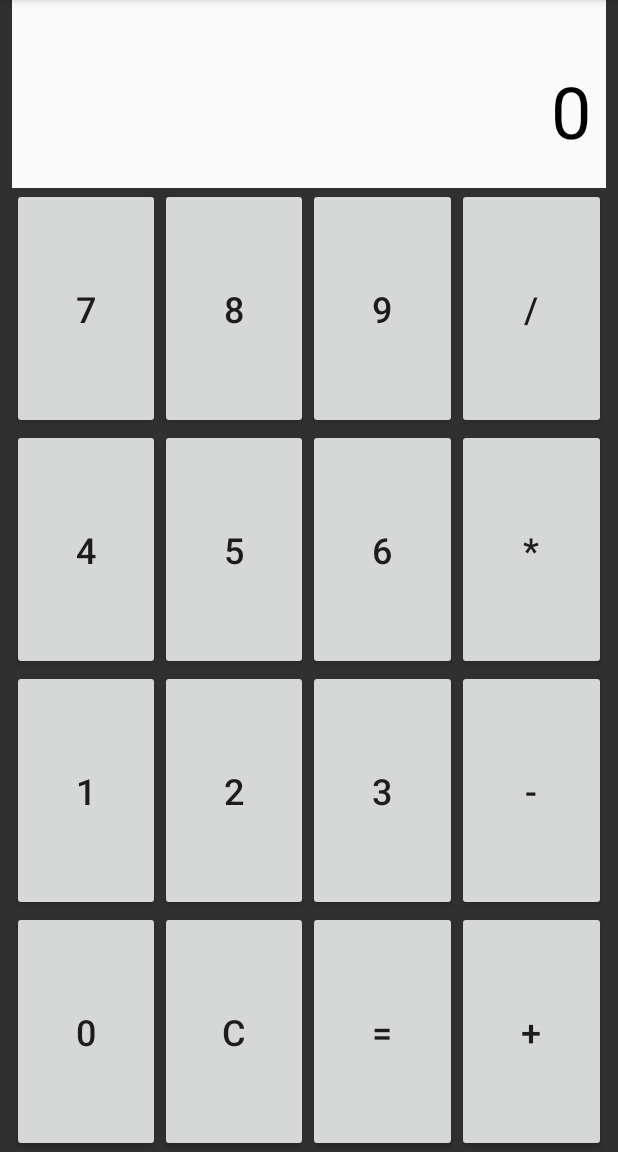
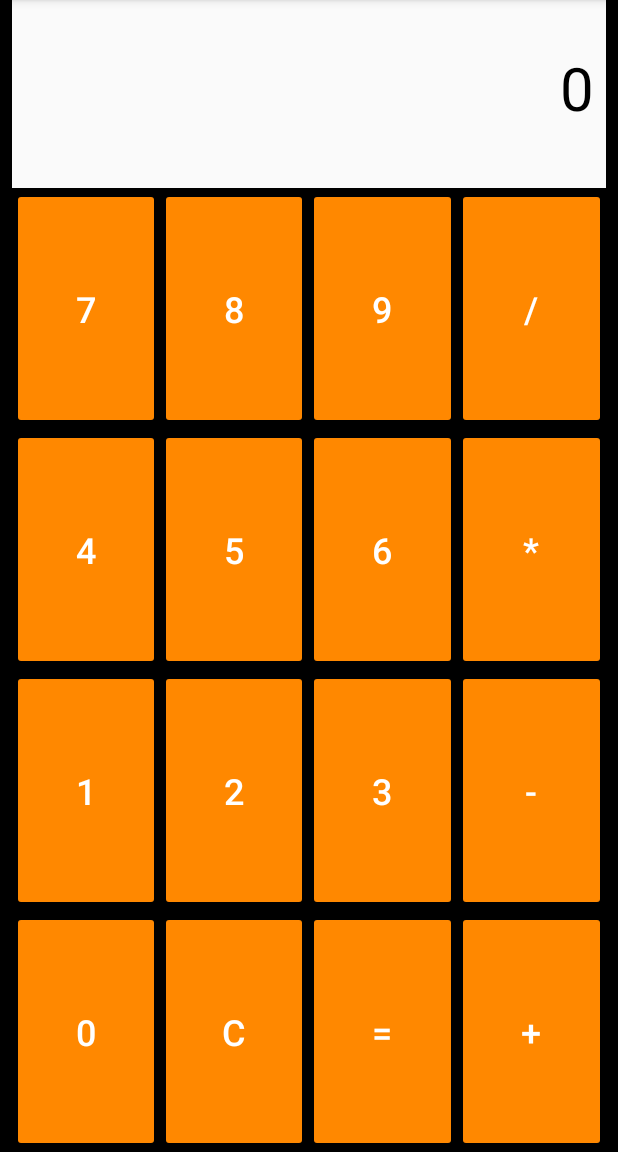
Before and after one commit to Chaseos/TDDKotlinCalculator, an Android app: the screen it shows after launch (CalcActivity), after a tap on an icon or button, on a phone screen of 412 x 824 dp, the part 84-1236 px from its top. Run offline under Robolectric (Android 15) with nearby library versions, the phone set to English and light mode, and no system bars.

```diff
--- a/app/src/main/java/com/chase/tddkotlincalculator/CalcActivity.kt
+++ b/app/src/main/java/com/chase/tddkotlincalculator/CalcActivity.kt
@@ -10,7 +10,7 @@ import com.chase.tddkotlincalculator.presenter.CalcPresenter
 class CalcActivity : AppCompatActivity(), View.OnClickListener, CalcView {
     private lateinit var topDisplay: TextView
     private lateinit var bottomDisplay: TextView
-    private lateinit var calcPresenter : CalcPresenter
+    private lateinit var calcPresenter: CalcPresenter
 
     override fun onCreate(savedInstanceState: Bundle?) {
         super.onCreate(savedInstanceState)
@@ -59,43 +59,38 @@ class CalcActivity : AppCompatActivity(), View.OnClickListener, CalcView {
         bottomDisplay.text = result
     }
 
-    override fun clearDisplays() {
-        topDisplay.text = ""
-        bottomDisplay.text = "0"
-    }
-
     override fun onClick(view: View?) {
         when (view?.id) {
-            R.id.btn_0 -> calcPresenter.checkToAppendBottom(getString(R.string.btn_0),
+            R.id.btn_0 -> calcPresenter.checkAndAppendBottom(getString(R.string.btn_0),
                     bottomDisplay.text as String, topDisplay.text as String)
-            R.id.btn_1 -> calcPresenter.checkToAppendBottom(getString(R.string.btn_1),
+            R.id.btn_1 -> calcPresenter.checkAndAppendBottom(getString(R.string.btn_1),
                     bottomDisplay.text as String, topDisplay.text as String)
-            R.id.btn_2 -> calcPresenter.checkToAppendBottom(getString(R.string.btn_2),
+            R.id.btn_2 -> calcPresenter.checkAndAppendBottom(getString(R.string.btn_2),
                     bottomDisplay.text as String, topDisplay.text as String)
-            R.id.btn_3 -> calcPresenter.checkToAppendBottom(getString(R.string.btn_3),
+            R.id.btn_3 -> calcPresenter.checkAndAppendBottom(getString(R.string.btn_3),
                     bottomDisplay.text as String, topDisplay.text as String)
-            R.id.btn_4 -> calcPresenter.checkToAppendBottom(getString(R.string.btn_4),
+            R.id.btn_4 -> calcPresenter.checkAndAppendBottom(getString(R.string.btn_4),
                     bottomDisplay.text as String, topDisplay.text as String)
-            R.id.btn_5 -> calcPresenter.checkToAppendBottom(getString(R.string.btn_5),
+            R.id.btn_5 -> calcPresenter.checkAndAppendBottom(getString(R.string.btn_5),
                     bottomDisplay.text as String, topDisplay.text as String)
-            R.id.btn_6 -> calcPresenter.checkToAppendBottom(getString(R.string.btn_6),
+            R.id.btn_6 -> calcPresenter.checkAndAppendBottom(getString(R.string.btn_6),
                     bottomDisplay.text as String, topDisplay.text as String)
-            R.id.btn_7 -> calcPresenter.checkToAppendBottom(getString(R.string.btn_7),
+            R.id.btn_7 -> calcPresenter.checkAndAppendBottom(getString(R.string.btn_7),
                     bottomDisplay.text as String, topDisplay.text as String)
-            R.id.btn_8 -> calcPresenter.checkToAppendBottom(getString(R.string.btn_8),
+            R.id.btn_8 -> calcPresenter.checkAndAppendBottom(getString(R.string.btn_8),
                     bottomDisplay.text as String, topDisplay.text as String)
-            R.id.btn_9 -> calcPresenter.checkToAppendBottom(getString(R.string.btn_9),
+            R.id.btn_9 -> calcPresenter.checkAndAppendBottom(getString(R.string.btn_9),
                     bottomDisplay.text as String, topDisplay.text as String)
-            R.id.btn_add -> calcPresenter.checkToAppendTop(getString(R.string.btn_add),
+            R.id.btn_add -> calcPresenter.checkAndAppendTop(getString(R.string.btn_add),
                     bottomDisplay.text as String, topDisplay.text as String)
-            R.id.btn_subtract -> calcPresenter.checkToAppendTop(getString(R.string.btn_minus),
+            R.id.btn_subtract -> calcPresenter.checkAndAppendTop(getString(R.string.btn_minus),
                     bottomDisplay.text as String, topDisplay.text as String)
-            R.id.btn_multiply -> calcPresenter.checkToAppendTop(getString(R.string.btn_mult),
+            R.id.btn_multiply -> calcPresenter.checkAndAppendTop(getString(R.string.btn_mult),
                     bottomDisplay.text as String, topDisplay.text as String)
-            R.id.btn_divide -> calcPresenter.checkToAppendTop(getString(R.string.btn_div),
+            R.id.btn_divide -> calcPresenter.checkAndAppendTop(getString(R.string.btn_div),
                     bottomDisplay.text as String, topDisplay.text as String)
             R.id.btn_equals -> calcPresenter.getCalculation(bottomDisplay.text as String, topDisplay.text as String)
-            R.id.btn_clear -> clearDisplays()
+            R.id.btn_clear -> calcPresenter.checkAndClearDisplays()
         }
     }
 }
--- a/app/src/main/java/com/chase/tddkotlincalculator/CalcView.kt
+++ b/app/src/main/java/com/chase/tddkotlincalculator/CalcView.kt
@@ -5,5 +5,4 @@ interface CalcView {
     fun putNumberInBottomDisplay(num: String)
     fun putEquationInTopDisplay(operator: String)
     fun showCalculatedResult(result: String)
-    fun clearDisplays()
 }
--- a/app/src/main/java/com/chase/tddkotlincalculator/model/CalcModel.kt
+++ b/app/src/main/java/com/chase/tddkotlincalculator/model/CalcModel.kt
@@ -2,7 +2,7 @@ package com.chase.tddkotlincalculator.model
 
 class CalcModel {
     fun calculate(numOne: Double, numTwo: Double, method: String): Double {
-        return when(method) {
+        return when (method) {
             "+" -> numOne + numTwo
             "-" -> numOne - numTwo
             "*" -> numOne * numTwo
--- a/app/src/main/java/com/chase/tddkotlincalculator/presenter/CalcPresenterInt.kt
+++ b/app/src/main/java/com/chase/tddkotlincalculator/presenter/CalcPresenterInt.kt
@@ -2,6 +2,8 @@ package com.chase.tddkotlincalculator.presenter
 
 interface CalcPresenterInt {
     fun getCalculation(bottomText: String, topText: String)
-    fun checkToAppendBottom(num: String, bottomText: String, topText: String)
-    fun checkToAppendTop(operator: String, bottomText: String, topText: String)
+    fun continueCalculation(bottomText: String, topText: String, operator: String)
+    fun checkAndAppendBottom(num: String, bottomText: String, topText: String)
+    fun checkAndAppendTop(operator: String, bottomText: String, topText: String)
+    fun checkAndClearDisplays()
 }
--- a/app/src/main/res/layout/activity_main.xml
+++ b/app/src/main/res/layout/activity_main.xml
@@ -3,7 +3,6 @@
     xmlns:app="http://schemas.android.com/apk/res-auto"
     android:layout_width="match_parent"
     android:layout_height="match_parent"
-    android:background="#ff303030"
     android:orientation="vertical">
 
     <LinearLayout
@@ -15,9 +14,8 @@
         android:layout_weight="0.5"
         android:background="#fafafa"
         android:orientation="vertical"
-        android:paddingEnd="10dp"
-        android:paddingStart="10dp"
-        android:weightSum="1"
+        android:paddingEnd="8dp"
+        android:paddingStart="8dp"
         app:layout_constraintEnd_toEndOf="parent"
         app:layout_constraintStart_toStartOf="parent"
         app:layout_constraintTop_toTopOf="parent">
@@ -26,7 +24,7 @@
             android:id="@+id/top_textview"
             android:layout_width="match_parent"
             android:layout_height="0dp"
-            android:layout_weight="0.33"
+            android:layout_weight="0.25"
             android:textAlignment="viewEnd"
             android:textSize="24sp" />
 
@@ -34,10 +32,11 @@
             android:id="@+id/bottom_textview"
             android:layout_width="match_parent"
             android:layout_height="0dp"
-            android:layout_weight="0.66"
+            android:layout_weight="0.75"
             android:textAlignment="viewEnd"
+            android:lines="2"
             android:textColor="@android:color/black"
-            android:textSize="48sp" />
+            android:textSize="40sp" />
     </LinearLayout>
 
     <LinearLayout
@@ -46,9 +45,7 @@
         android:layout_height="0dp"
         android:layout_marginEnd="8dp"
         android:layout_marginStart="8dp"
-        android:layout_weight="0.125"
         android:orientation="horizontal"
-        android:weightSum="1"
         app:layout_constraintBottom_toTopOf="@+id/multiply_layout"
         app:layout_constraintEnd_toEndOf="parent"
         app:layout_constraintStart_toStartOf="parent"
@@ -56,34 +53,39 @@
 
         <Button
             android:id="@+id/btn_7"
+            style="@style/Widget.AppCompat.Button"
             android:layout_width="0dp"
             android:layout_height="match_parent"
-            android:layout_weight="0.25"
+            android:layout_weight="1"
             android:text="@string/btn_7"
+            android:textColor="@android:color/white"
             android:textSize="24sp" />
 
         <Button
             android:id="@+id/btn_8"
             android:layout_width="0dp"
             android:layout_height="match_parent"
-            android:layout_weight="0.25"
+            android:layout_weight="1"
             android:text="@string/btn_8"
+            android:textColor="@android:color/white"
             android:textSize="24sp" />
 
         <Button
             android:id="@+id/btn_9"
             android:layout_width="0dp"
             android:layout_height="match_parent"
-            android:layout_weight="0.25"
+            android:layout_weight="1"
             android:text="@string/btn_9"
+            android:textColor="@android:color/white"
             android:textSize="24sp" />
 
         <Button
             android:id="@+id/btn_divide"
             android:layout_width="0dp"
             android:layout_height="match_parent"
-            android:layout_weight="0.25"
+            android:layout_weight="1"
             android:text="@string/btn_div"
+            android:textColor="@android:color/white"
             android:textSize="24sp" />
 
     </LinearLayout>
@@ -94,9 +96,7 @@
         android:layout_height="0dp"
         android:layout_marginEnd="8dp"
         android:layout_marginStart="8dp"
-        android:layout_weight="0.125"
         android:orientation="horizontal"
-        android:weightSum="1"
         app:layout_constraintBottom_toTopOf="@+id/minus_layout"
         app:layout_constraintEnd_toEndOf="parent"
         app:layout_constraintStart_toStartOf="parent"
@@ -108,6 +108,7 @@
             android:layout_height="match_parent"
             android:layout_weight="0.25"
             android:text="@string/btn_4"
+            android:textColor="@android:color/white"
             android:textSize="24sp" />
 
         <Button
@@ -116,6 +117,7 @@
             android:layout_height="match_parent"
             android:layout_weight="0.25"
             android:text="@string/btn_5"
+            android:textColor="@android:color/white"
             android:textSize="24sp" />
 
         <Button
@@ -124,6 +126,7 @@
             android:layout_height="match_parent"
             android:layout_weight="0.25"
             android:text="@string/btn_6"
+            android:textColor="@android:color/white"
             android:textSize="24sp" />
 
         <Button
@@ -132,6 +135,7 @@
             android:layout_height="match_parent"
             android:layout_weight="0.25"
             android:text="@string/btn_mult"
+            android:textColor="@android:color/white"
             android:textSize="24sp" />
     </LinearLayout>
 
@@ -141,9 +145,7 @@
         android:layout_height="0dp"
         android:layout_marginEnd="8dp"
         android:layout_marginStart="8dp"
-        android:layout_weight="0.125"
         android:orientation="horizontal"
-        android:weightSum="1"
         app:layout_constraintBottom_toTopOf="@+id/plus_layout"
         app:layout_constraintEnd_toEndOf="parent"
         app:layout_constraintStart_toStartOf="parent"
@@ -155,6 +157,7 @@
             android:layout_height="match_parent"
             android:layout_weight="0.25"
             android:text="@string/btn_1"
+            android:textColor="@android:color/white"
             android:textSize="24sp" />
 
         <Button
@@ -163,6 +166,7 @@
             android:layout_height="match_parent"
             android:layout_weight="0.25"
             android:text="@string/btn_2"
+            android:textColor="@android:color/white"
             android:textSize="24sp" />
 
         <Button
@@ -171,6 +175,7 @@
             android:layout_height="match_parent"
             android:layout_weight="0.25"
             android:text="@string/btn_3"
+            android:textColor="@android:color/white"
             android:textSize="24sp" />
 
         <Button
@@ -179,6 +184,7 @@
             android:layout_height="match_parent"
             android:layout_weight="0.25"
             android:text="@string/btn_minus"
+            android:textColor="@android:color/white"
             android:textSize="24sp" />
     </LinearLayout>
 
@@ -188,9 +194,7 @@
         android:layout_height="0dp"
         android:layout_marginEnd="8dp"
         android:layout_marginStart="8dp"
-        android:layout_weight="0.125"
         android:orientation="horizontal"
-        android:weightSum="1"
         app:layout_constraintBottom_toBottomOf="parent"
         app:layout_constraintEnd_toEndOf="parent"
         app:layout_constraintStart_toStartOf="parent"
@@ -202,6 +206,7 @@
             android:layout_height="match_parent"
             android:layout_weight="0.25"
             android:text="@string/btn_0"
+            android:textColor="@android:color/white"
             android:textSize="24sp" />
 
         <Button
@@ -210,6 +215,7 @@
             android:layout_height="match_parent"
             android:layout_weight="0.25"
             android:text="@string/btn_clear"
+            android:textColor="@android:color/white"
             android:textSize="24sp" />
 
         <Button
@@ -217,7 +223,9 @@
             android:layout_width="0dp"
             android:layout_height="match_parent"
             android:layout_weight="0.25"
+            android:lineSpacingExtra="0sp"
             android:text="@string/btn_equals"
+            android:textColor="@android:color/white"
             android:textSize="24sp" />
 
         <Button
@@ -226,6 +234,7 @@
             android:layout_height="match_parent"
             android:layout_weight="0.25"
             android:text="@string/btn_add"
+            android:textColor="@android:color/white"
             android:textSize="24sp" />
     </LinearLayout>
 
--- a/app/src/main/res/values/styles.xml
+++ b/app/src/main/res/values/styles.xml
@@ -6,6 +6,8 @@
         <item name="colorPrimary">@color/colorPrimary</item>
         <item name="colorPrimaryDark">@color/colorPrimaryDark</item>
         <item name="colorAccent">@color/colorAccent</item>
+        <item name="colorButtonNormal">@android:color/holo_orange_dark</item>
+        <item name="android:windowBackground">@android:color/black</item>
     </style>
 
 </resources>
```
Also changed, not shown: app/src/main/java/com/chase/tddkotlincalculator/presenter/CalcPresenter.kt (+48 -18 lines), 2 other files.
